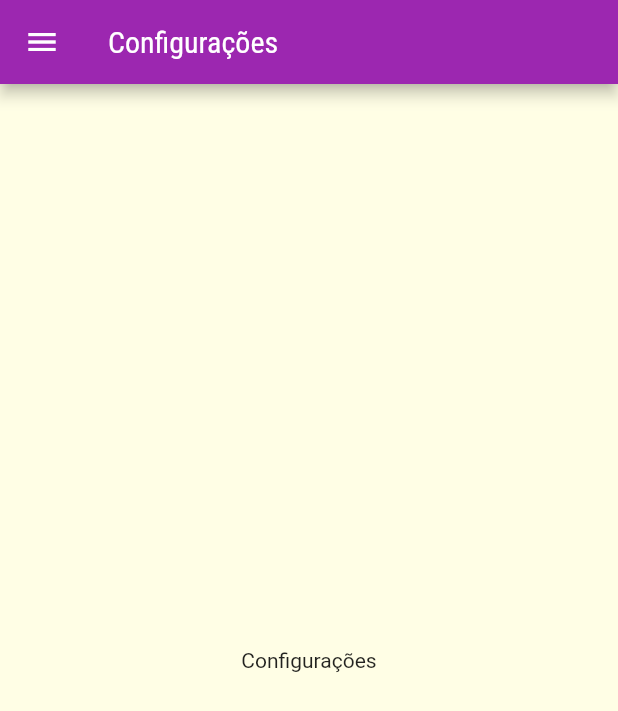
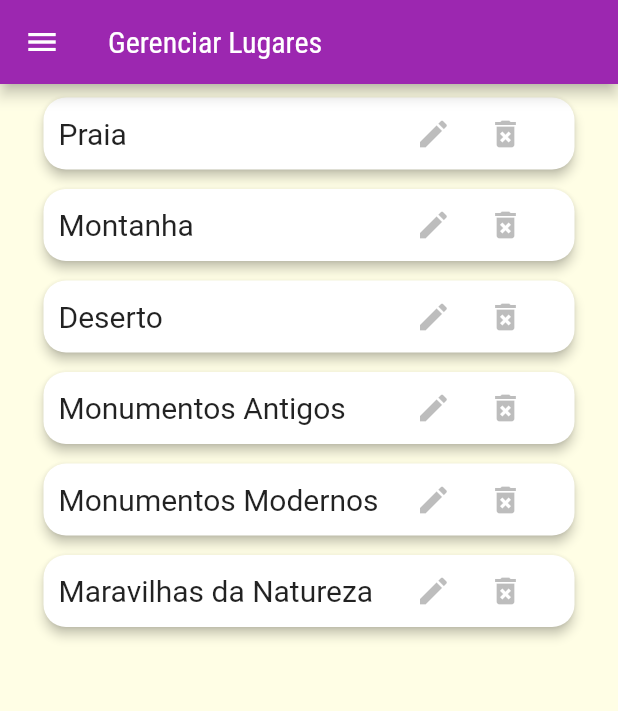
Before and after one commit to Clevinacio/dev-mobile, a Flutter app: the SettingsScreen screen opened by its route, on a phone screen of 412 x 824 dp. Shown: the top 711 px of the screen. Run offline on Flutter 3.47's test engine with Material 2 defaults, Android fonts, the phone set to English and light mode, and no system bars; our stand-ins replace multi_select_flutter; network calls fail.

Commit message:
Finaliza formulário e cria tela de edição/exclusão de lugares

```diff
--- a/f3_lugares/lib/components/main_drawer.dart
+++ b/f3_lugares/lib/components/main_drawer.dart
@@ -28,7 +28,7 @@ class MainDrawer extends StatelessWidget {
           Container(
             height: 120,
             width: double.infinity,
-            padding: EdgeInsets.all(40),
+            padding: const EdgeInsets.all(40),
             color: Theme.of(context).colorScheme.secondary,
             alignment: Alignment.bottomRight,
             child: Text(
@@ -52,7 +52,7 @@ class MainDrawer extends StatelessWidget {
           ),
           _createItem(
             Icons.settings,
-            'Configurações',
+            'Gerenciamento de lugares',
             () =>
                 Navigator.of(context).pushReplacementNamed(AppRoutes.SETTINGS),
           ),
--- a/f3_lugares/lib/data/my_data.dart
+++ b/f3_lugares/lib/data/my_data.dart
@@ -3,7 +3,7 @@ import 'package:flutter/material.dart';
 
 import '../models/country.dart';
 
-const DUMMY_COUNTRIES = const [
+const List<Country> DUMMY_COUNTRIES = [
   Country(
     id: 'c1',
     title: 'Estanos Unidos',
@@ -46,7 +46,7 @@ const DUMMY_COUNTRIES = const [
   ),
 ];
 
-const DUMMY_PLACES = const [
+const DUMMY_PLACES = [
   Place(
     id: 'p1',
     titulo: 'Praia',
--- /dev/null
+++ b/f3_lugares/lib/models/places.dart
@@ -0,0 +1,28 @@
+import 'package:f3_lugares/data/my_data.dart';
+import 'package:f3_lugares/models/place.dart';
+import 'package:flutter/material.dart';
+
+class Places extends ChangeNotifier {
+  late List<Place> _placesList;
+
+  final List<Place> _allPlaces = [...DUMMY_PLACES];
+
+  List<Place> get places => [..._placesList];
+
+  set places(List<Place> newPlacesList) {
+    _placesList = newPlacesList;
+    notifyListeners();
+  }
+
+  List<Place> get allPlaces => _allPlaces;
+
+  void addPlace(Place newPlace) {
+    _allPlaces.add(newPlace);
+    notifyListeners();
+  }
+
+  void removePlace(Place place) {
+    _allPlaces.remove(place);
+    notifyListeners();
+  }
+}
--- a/f3_lugares/lib/screens/settings_screen.dart
+++ b/f3_lugares/lib/screens/settings_screen.dart
@@ -1,13 +1,88 @@
 import 'package:f3_lugares/components/main_drawer.dart';
+import 'package:f3_lugares/components/place_item.dart';
+import 'package:f3_lugares/models/places.dart';
 import 'package:flutter/material.dart';
+import 'package:provider/provider.dart';
 
 class SettingsScreen extends StatelessWidget {
   @override
   Widget build(BuildContext context) {
+    var _placesList = context.watch<Places>();
+
     return Scaffold(
-      appBar: AppBar(title: Text('Configurações')),
-      body: Center(
-        child: Text('Configurações'),
+      appBar: AppBar(title: Text('Gerenciar Lugares')),
+      body: Column(
+        mainAxisAlignment: MainAxisAlignment.center,
+        crossAxisAlignment: CrossAxisAlignment.center,
+        children: <Widget>[
+          Expanded(
+            child: SizedBox(
+              width: double.infinity,
+              child: ListView.builder(
+                scrollDirection: Axis.vertical,
+                itemCount: _placesList.allPlaces.length,
+                itemBuilder: (ctx, index) {
+                  return Container(
+                    padding: const EdgeInsets.fromLTRB(25, 5, 25, 0),
+                    width: 1,
+                    child: Card(
+                      shape: RoundedRectangleBorder(
+                        borderRadius: BorderRadius.circular(15.0),
+                      ),
+                      elevation: 3,
+                      child: Column(
+                        mainAxisSize: MainAxisSize.min,
+                        children: [
+                          Row(
+                            mainAxisAlignment: MainAxisAlignment.spaceEvenly,
+                            children: [
+                              Expanded(
+                                child: Padding(
+                                  padding: const EdgeInsets.all(10),
+                                  child: Text(
+                                    _placesList.allPlaces[index].titulo,
+                                    style: const TextStyle(fontSize: 20),
+                                  ),
+                                ),
+                                flex: 2,
+                              ),
+                              Expanded(
+                                child: Row(
+                                  children: [
+                                    IconButton(
+                                      icon: const Icon(Icons.edit),
+                                      color: Colors.black26,
+                                      onPressed: () {},
+                                    ),
+                                    IconButton(
+                                      icon: const Icon(Icons.delete_forever),
+                                      color: Colors.black26,
+                                      onPressed: () {
+                                        _placesList.removePlace(
+                                            _placesList.allPlaces[index]);
+                                        ScaffoldMessenger.of(context)
+                                            .showSnackBar(
+                                          const SnackBar(
+                                            content: Text(
+                                                'Lugar removido com sucesso!'),
+                                          ),
+                                        );
+                                      },
+                                    ),
+                                  ],
+                                ),
+                              ),
+                            ],
+                          ),
+                        ],
+                      ),
+                    ),
+                  );
+                },
+              ),
+            ),
+          ),
+        ],
       ),
       drawer: MainDrawer(),
     );
```
Also changed, not shown: f3_lugares/lib/main.dart (+13 -4 lines), f3_lugares/lib/screens/place_form.dart (+61 -25 lines).
